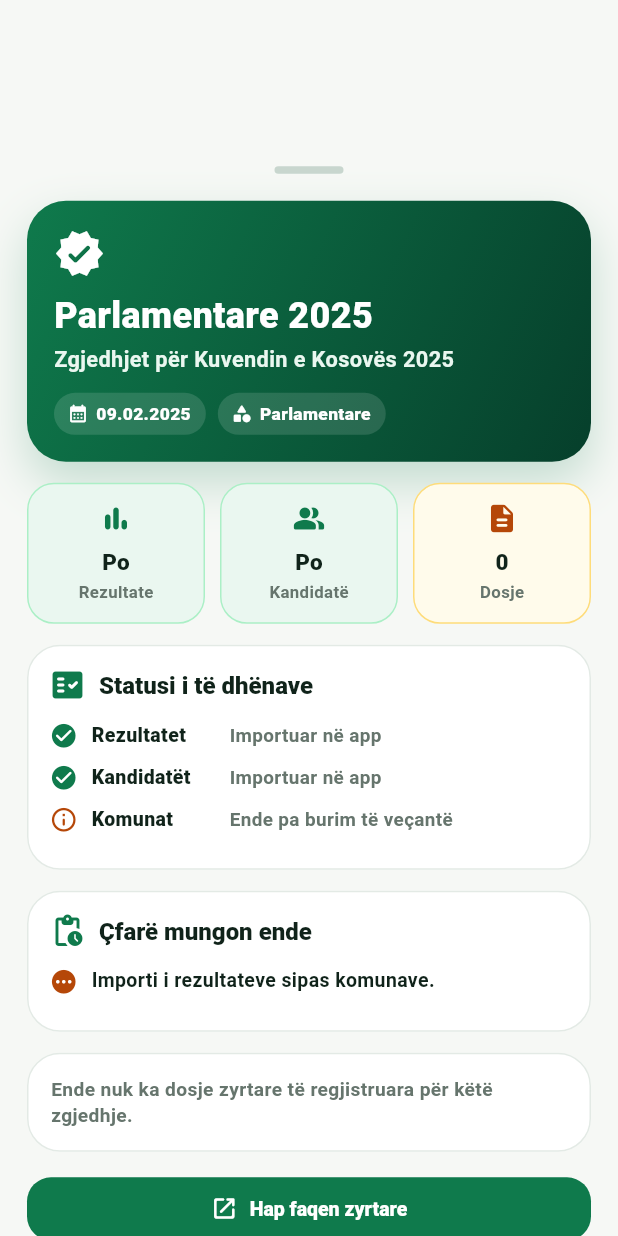
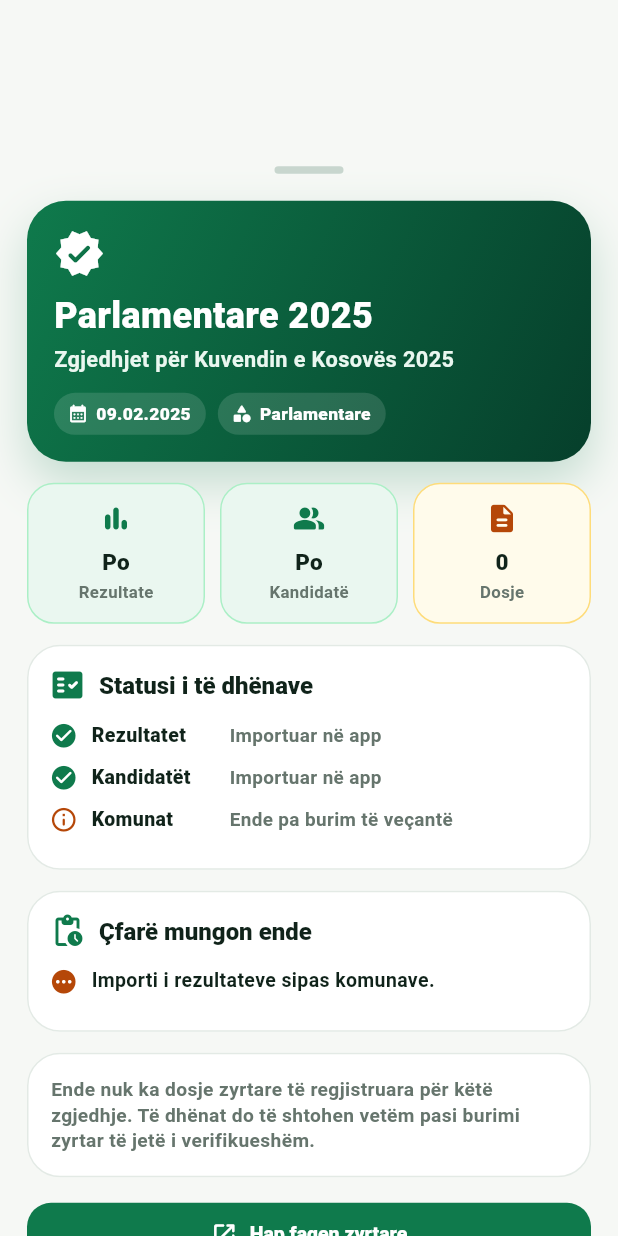
Before and after one commit to genti2004-cmyk/zgjedhjet_info, a Flutter app: the _ElectionDetailSheet widget shown alone on an empty page, opened directly with sample values from the repository, on a phone screen of 412 x 824 dp. Run offline on Flutter 3.47's test engine with Material 3 defaults, Android fonts, the light colour scheme and no system bars.

Commit message:
CLEANUP: Refine archive detail messages

```diff
--- a/lib/src/features/election_archive/presentation/election_archive_screen.dart
+++ b/lib/src/features/election_archive/presentation/election_archive_screen.dart
@@ -631,7 +631,7 @@ class _ElectionDetailSheet extends StatelessWidget {
                   if (_hasImportedResults &&
                       _hasImportedCandidates &&
                       _hasImportedMunicipalities)
-                    const _MissingRow(text: 'Nuk mungon asgjë kryesore.'),
+                    const _MissingRow(text: 'Të dhënat kryesore janë të importuara sipas statusit aktual.'),
                 ],
               ),
               const SizedBox(height: 14),
@@ -965,7 +965,7 @@ class _OfficialFilesBlock extends StatelessWidget {
       return const Card(
         child: Padding(
           padding: EdgeInsets.all(16),
-          child: Text('Ende nuk ka dosje zyrtare të regjistruara për këtë zgjedhje.'),
+          child: Text('Ende nuk ka dosje zyrtare të regjistruara për këtë zgjedhje. Të dhënat do të shtohen vetëm pasi burimi zyrtar të jetë i verifikueshëm.'),
         ),
       );
     }
```
